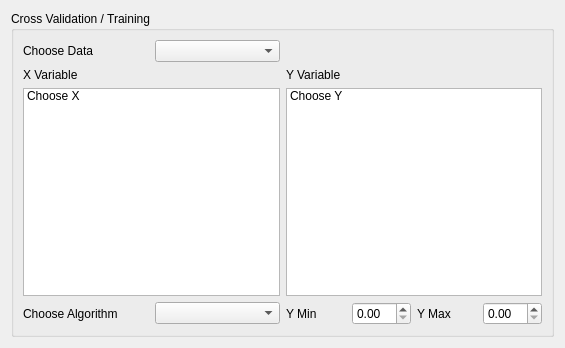
Qt form ui/CrossValidation.ui (tthatcher95/PyHAT_Point_Spectra_GUI) before a commit.
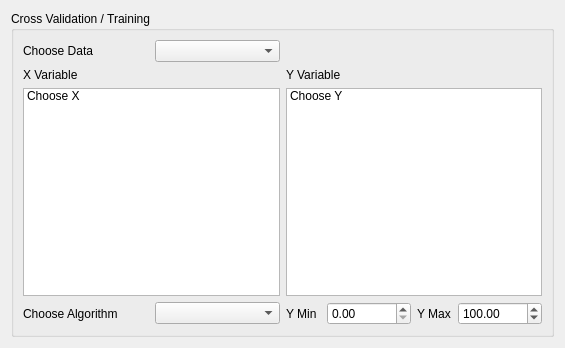
The same form after that commit.

```diff
--- a/ui/CrossValidation.ui
+++ b/ui/CrossValidation.ui
@@ -83,7 +83,11 @@
          </widget>
         </item>
         <item>
-         <widget class="QDoubleSpinBox" name="yMinDoubleSpinBox"/>
+         <widget class="QDoubleSpinBox" name="yMinDoubleSpinBox">
+          <property name="maximum">
+           <double>99999999.000000000000000</double>
+          </property>
+         </widget>
         </item>
         <item>
          <widget class="QLabel" name="yMaxLabel">
@@ -93,7 +97,14 @@
          </widget>
         </item>
         <item>
-         <widget class="QDoubleSpinBox" name="yMaxDoubleSpinBox"/>
+         <widget class="QDoubleSpinBox" name="yMaxDoubleSpinBox">
+          <property name="maximum">
+           <double>999999999.000000000000000</double>
+          </property>
+          <property name="value">
+           <double>100.000000000000000</double>
+          </property>
+         </widget>
         </item>
        </layout>
       </item>
```
